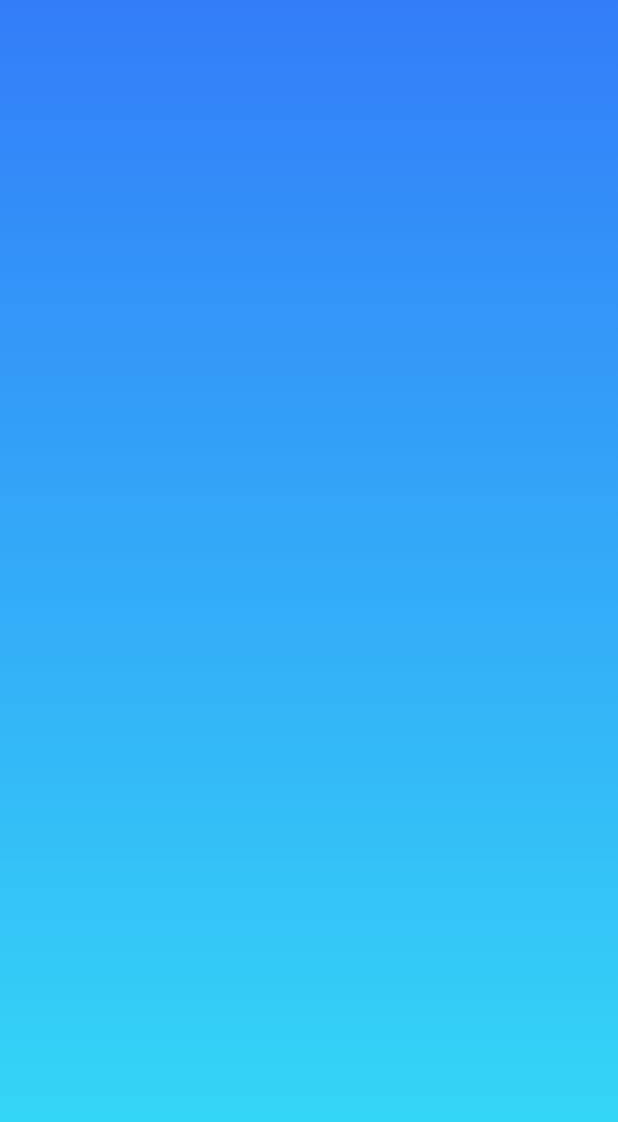
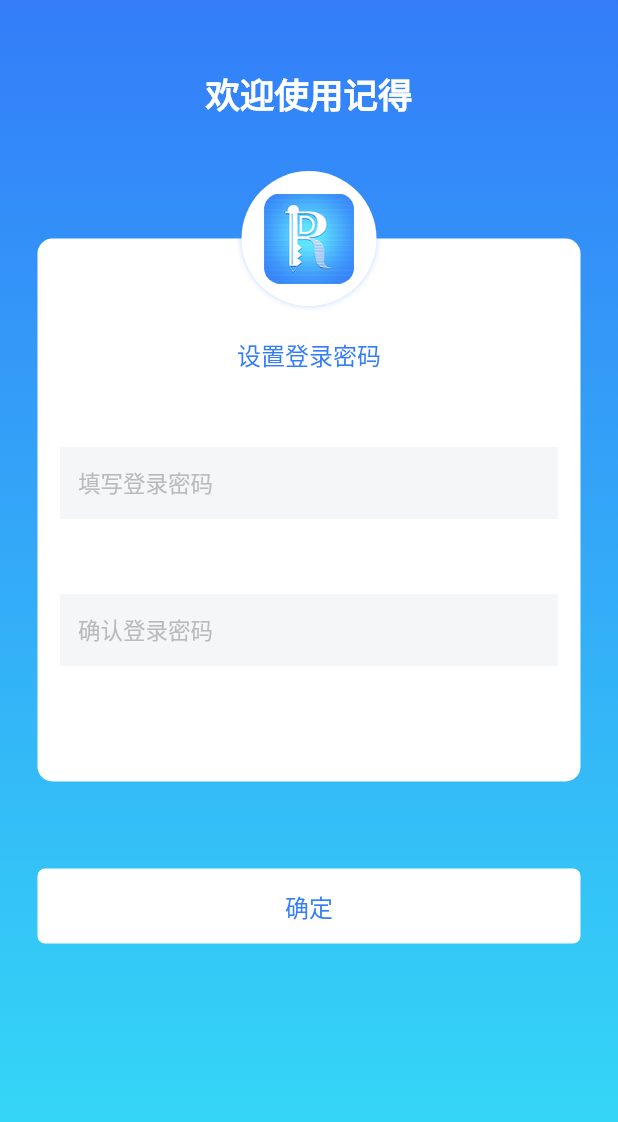
Before and after one commit to vvkeep/flutter-remember, a Flutter app: the LoginPage screen opened directly, on a phone screen of 412 x 824 dp. Shown: the top 1122 px of the screen. Run offline on Flutter 3.47's test engine with Material 2 defaults, Android fonts, the phone set to English and light mode, and no system bars; our stand-ins replace fluttertoast, get.

Commit message:
增加登录页面

```diff
--- a/lib/config/style.dart
+++ b/lib/config/style.dart
@@ -56,10 +56,22 @@ class RMConstant {
     fontWeight: FontWeight.bold,
   );
 
+  static const bigTextPrimaryW500 = TextStyle(
+    color: RMColors.primaryColor,
+    fontSize: bigTextSize,
+    fontWeight: FontWeight.w500,
+  );
+
   static const midTextWhite = TextStyle(
     color: RMColors.white,
     fontSize: midTextSize,
     fontWeight: FontWeight.normal,
+  );
+
+  static const midTextPrimaryW500 = TextStyle(
+    color: RMColors.primaryColor,
+    fontSize: midTextSize,
+    fontWeight: FontWeight.w500,
   );
 
   static const midTextWhiteBlod = TextStyle(
--- a/lib/main.dart
+++ b/lib/main.dart
@@ -1,7 +1,8 @@
 import 'package:flutter/material.dart';
 import 'package:get/get.dart';
 import 'package:remember/config/style.dart';
-import 'package:remember/page/home_category_page.dart';
+import 'package:remember/page/home/home_category_page.dart';
+import 'package:remember/page/login/login_page.dart';
 import 'package:remember/router/routers.dart';
 
 void main() {
@@ -18,7 +19,7 @@ class MyApp extends StatelessWidget {
       theme: ThemeData(primaryColor: RMColors.primaryColor),
       defaultTransition: Transition.cupertino,
       getPages: AppPages.pages,
-      home: HomeCategoryListPage(),
+      home: LoginPage(),
     );
   }
 }
--- a/lib/page/login/login_page.dart
+++ b/lib/page/login/login_page.dart
@@ -1,5 +1,7 @@
 import 'package:flutter/material.dart';
+import 'package:get/instance_manager.dart';
 import 'package:remember/config/style.dart';
+import 'package:get/get.dart';
 
 class LoginPage extends StatelessWidget {
   const LoginPage({Key? key}) : super(key: key);
@@ -8,6 +10,7 @@ class LoginPage extends StatelessWidget {
   Widget build(BuildContext context) {
     return Scaffold(
       body: Container(
+        width: double.infinity,
         decoration: BoxDecoration(
           gradient: LinearGradient(
             begin: Alignment.topCenter,
@@ -16,7 +19,87 @@ class LoginPage extends StatelessWidget {
             colors: [RMColors.primaryColor, RMColors.secondPrimaryColor],
           ),
         ),
-        child: null,
+        child: Column(
+          children: [
+            SizedBox(height: Get.mediaQuery.padding.top + 45),
+            Text('欢迎使用记得', style: RMConstant.bigTextWhiteBold),
+            SizedBox(height: 35 + 45),
+            Stack(
+              clipBehavior: Clip.none,
+              children: [
+                Container(
+                  padding: EdgeInsets.symmetric(horizontal: 15),
+                  decoration: BoxDecoration(
+                    color: RMColors.white,
+                    borderRadius: BorderRadius.circular(10),
+                  ),
+                  width: Get.width - 50,
+                  height: Get.width - 50,
+                  child: Column(
+                    children: [
+                      SizedBox(height: 45 + 20),
+                      Text("设置登录密码", style: RMConstant.midTextPrimaryW500),
+                      SizedBox(height: 50),
+                      TextField(
+                        decoration: InputDecoration(
+                          border: InputBorder.none,
+                          filled: true,
+                          fillColor: RMColors.mainBackgroundColor,
+                          hintText: '填写登录密码',
+                          hintStyle: RMConstant.normalTextLight,
+                        ),
+                      ),
+                      SizedBox(height: 50),
+                      TextField(
+                        decoration: InputDecoration(
+                          border: InputBorder.none,
+                          filled: true,
+                          fillColor: RMColors.mainBackgroundColor,
+                          hintText: '确认登录密码',
+                          hintStyle: RMConstant.normalTextLight,
+                        ),
+                      )
+                    ],
+                  ),
+                ),
+                Positioned(
+                  left: (Get.width - 50 - 90) / 2.0,
+                  top: -45.0,
+                  child: Container(
+                    width: 90,
+                    height: 90,
+                    decoration: BoxDecoration(
+                      color: RMColors.white,
+                      borderRadius: BorderRadius.circular(90 / 2),
+                      boxShadow: [
+                        BoxShadow(
+                          color: RMColors.primaryColor.withOpacity(0.3),
+                          offset: Offset(0.0, 0.0),
+                          blurRadius: 3.0,
+                        )
+                      ],
+                    ),
+                    child: Image.asset('assets/imgs/logo_icon.png'),
+                  ),
+                ),
+              ],
+            ),
+            SizedBox(height: 50),
+            TextButton(
+              onPressed: () {},
+              child: Container(
+                alignment: Alignment.center,
+                width: Get.width - 50,
+                height: 50,
+                decoration: BoxDecoration(
+                  color: RMColors.white,
+                  borderRadius: BorderRadius.circular(5),
+                ),
+                child: Text("确定", style: RMConstant.midTextPrimaryW500),
+              ),
+            ),
+          ],
+        ),
       ),
     );
   }
--- a/lib/router/routers.dart
+++ b/lib/router/routers.dart
@@ -3,12 +3,14 @@ import 'package:remember/page/home/home_category_page.dart';
 import 'package:remember/page/home/home_item_detail_page.dart';
 import 'package:remember/page/home/home_item_list_page.dart';
 import 'package:remember/page/home/home_item_search_page.dart';
+import 'package:remember/page/login/login_page.dart';
 
 abstract class Routes {
   static String homePage = "/";
   static String itemListPage = "/item_list_page";
   static String searchPage = "/search_page";
   static String itemDetailPage = "/item_detail_page";
+  static String loginPage = "/logo_page";
 }
 
 abstract class AppPages {
@@ -29,6 +31,10 @@ abstract class AppPages {
     GetPage(
       name: Routes.itemDetailPage,
       page: () => HomeItemDetailPage(),
+    ),
+    GetPage(
+      name: Routes.loginPage,
+      page: () => LoginPage(),
     )
   ];
 }
--- a/pubspec.yaml
+++ b/pubspec.yaml
@@ -62,6 +62,7 @@ flutter:
   # To add assets to your application, add an assets section, like this:
   assets:
     - assets/imgs/add_img.png
+    - assets/imgs/logo_icon.png
 
   fonts:
   - family: appIconFont
```
Also changed, not shown: lib/page/home/widget/home_category_item_widget.dart (+4 -3 lines), assets/imgs/2.0x/logo_icon.png (added), assets/imgs/3.0x/logo_icon.png (added), 1 other file.
